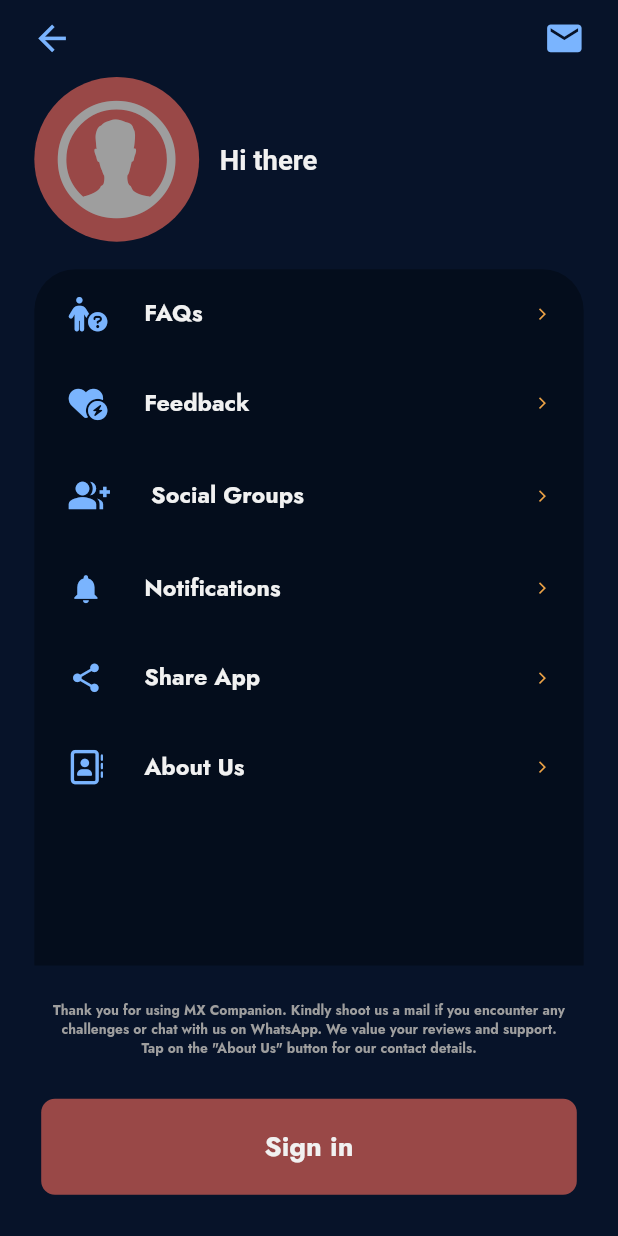
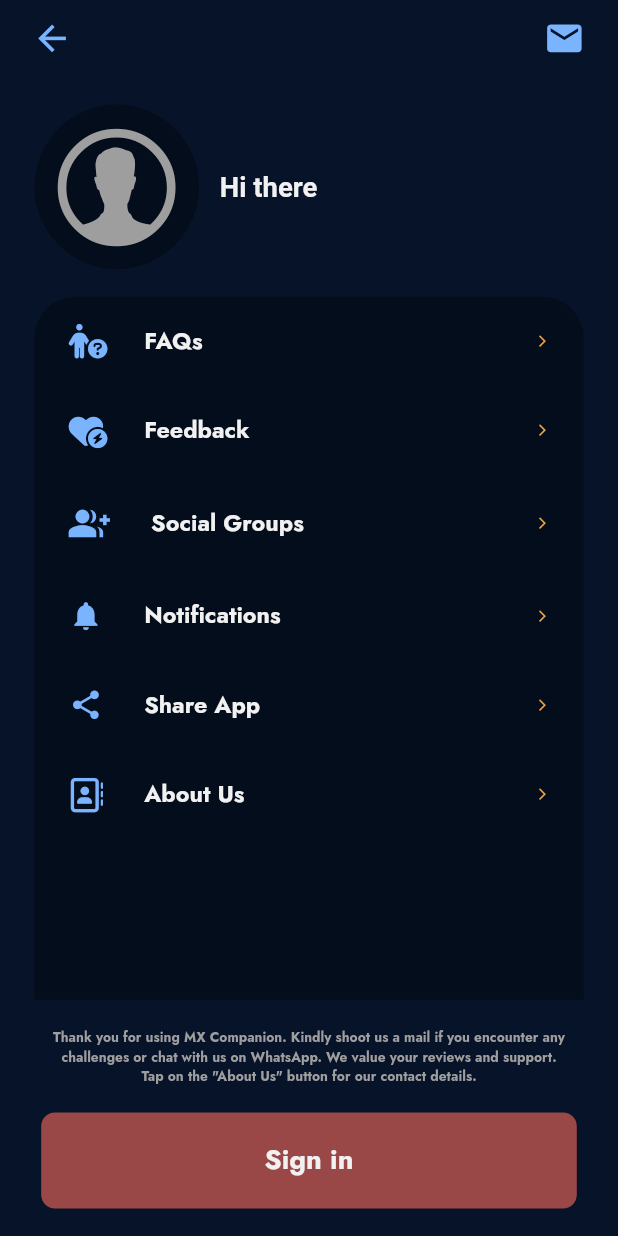
Before and after one commit to Simileholluwa/flutter_apps_development, a Flutter app: the MenuScreen screen opened by its route, after a tap on the "email" icon, on a phone screen of 412 x 824 dp. Run offline on Flutter 3.47's test engine with Material 2 defaults, Android fonts, the phone set to English and light mode, and no system bars; our stand-ins replace cloud_firestore, file_picker, firebase_auth, firebase_core, firebase_storage, font_awesome_flutter and 7 more; accounts and stored records are empty; project files that could hold a hidden picture were left out.

Commit message:
made customizations on homepage

```diff
--- a/mx_companion_v2/lib/config/themes/custom_text.dart
+++ b/mx_companion_v2/lib/config/themes/custom_text.dart
@@ -3,7 +3,7 @@ import 'app_dark_theme.dart';
 import 'package:flutter/material.dart';
 
 TextStyle cardTitles(context) => GoogleFonts.jost(
-  fontSize: 25,
+  fontSize: 20,
   fontWeight: FontWeight.bold,
-  color: textColor,
+  color: altTextColor,
 );
--- a/mx_companion_v2/lib/controllers/zoom_drawer.dart
+++ b/mx_companion_v2/lib/controllers/zoom_drawer.dart
@@ -1,6 +1,8 @@
+import 'dart:io';
 import 'package:firebase_auth/firebase_auth.dart';
 import 'package:get/get.dart';
 import 'package:mx_companion_v2/controllers/auth_controller.dart';
+import 'package:url_launcher/url_launcher.dart';
 
 class MyZoomDrawerController extends GetxController{
 
@@ -32,7 +34,25 @@ class MyZoomDrawerController extends GetxController{
 
   }
 
-  void email(){
+  Future<void> openEmail() async {
+    String? encodeQueryParameters(Map<String, String> params) {
+      return params.entries
+          .map((e) =>
+      '${Uri.encodeComponent(e.key)}=${Uri.encodeComponent(e.value)}')
+          .join('&');
+    }
 
+    try {
+      final Uri emailLaunchUri = Uri(
+        scheme: 'mailto',
+        path: 'maxoluwatosin@gmail.com',
+        query: encodeQueryParameters(
+            <String, String>{'subject': 'I have an enquiry.'}),
+      );
+      launchUrl(emailLaunchUri);
+    } catch (e) {
+      return ;
+    }
   }
+
 }
--- a/mx_companion_v2/lib/screens/home/menu_screen.dart
+++ b/mx_companion_v2/lib/screens/home/menu_screen.dart
@@ -27,7 +27,7 @@ class _MenuScreenState extends State<MenuScreen> {
     return Scaffold(
       backgroundColor: primaryDarkColor1,
       bottomNavigationBar: Padding(
-        padding: const EdgeInsets.all(30.0),
+        padding: const EdgeInsets.only(bottom: 20, top: 20, left: 30, right: 30,),
         child: AppButton(
           onTap: () {
             controller.user.value == null
@@ -74,7 +74,9 @@ class _MenuScreenState extends State<MenuScreen> {
               right: 15,
             ),
             child: CustomIconButton(
-              onPressed: () {},
+              onPressed: () {
+                controller.openEmail();
+              },
               icon: Icons.email,
             ),
           ),
@@ -86,11 +88,11 @@ class _MenuScreenState extends State<MenuScreen> {
             controller.user.value == null
                 ? Container()
                 : Positioned(
-                    top: 33,
+                    top: 53,
                     right: 18,
                     child: CustomIconButton(
-                      onPressed: () {},
-                      //color: orangeColor,
+                      onPressed: () {
+                      },
                       icon: CupertinoIcons.camera_fill,
                     ),
                   ),
@@ -98,6 +100,7 @@ class _MenuScreenState extends State<MenuScreen> {
               margin: const EdgeInsets.only(
                 left: 25,
                 right: 25,
+                top: 20,
               ),
               child: Obx(
                 () => Column(
@@ -110,16 +113,18 @@ class _MenuScreenState extends State<MenuScreen> {
                           alignment: Alignment.center,
                           child: CircleAvatar(
                             radius: 60,
-                            backgroundColor: maroonColor,
+                            backgroundColor: primaryDark,
                             child: ClipOval(
                               child: SizedBox(
                                 height: 110,
                                 width: 110,
                                 child: controller.user.value == null
-                                    ? const Icon(
-                                        CupertinoIcons.person_alt_circle,
-                                        size: 100,
-                                      )
+                                    ? const Center(
+                                      child: Icon(
+                                          CupertinoIcons.person_alt_circle,
+                                          size: 100,
+                                        ),
+                                    )
                                     : Image.network(
                                         controller.user.value!.photoURL!,
                                         loadingBuilder:
@@ -241,7 +246,7 @@ class _MenuScreenState extends State<MenuScreen> {
                     ),
                     Padding(
                       padding: const EdgeInsets.only(
-                        top: 25,
+                        top: 20,
                       ),
                       child: Text(
                         'Thank you for using MX Companion. Kindly shoot us a mail if you encounter any challenges or chat with us on WhatsApp. We value your reviews and support.\nTap on the "About Us" button for our contact details.',
--- a/mx_companion_v2/lib/widgets/app_button.dart
+++ b/mx_companion_v2/lib/widgets/app_button.dart
@@ -1,7 +1,4 @@
 import 'package:flutter/material.dart';
-import 'package:google_fonts/google_fonts.dart';
-
-import '../config/themes/app_dark_theme.dart';
 
 class AppButton extends StatelessWidget {
   final VoidCallback onTap;
@@ -30,7 +27,6 @@ class AppButton extends StatelessWidget {
             buttonWidget,
           ],
         ),
-
       ),
     );
   }
--- a/mx_companion_v2/lib/widgets/custom_icon_button.dart
+++ b/mx_companion_v2/lib/widgets/custom_icon_button.dart
@@ -16,7 +16,6 @@ class CustomIconButton extends StatelessWidget {
       splashRadius: 25,
       splashColor: maroonColor,
       highlightColor: maroonColor,
-      hoverColor: maroonColor,
       icon: Icon(
         icon,
         size: size,
```
Also changed, not shown: mx_companion_v2/lib/screens/home/main_screen.dart (+5 -5 lines), mx_companion_v2/lib/screens/home/question_card.dart (+88 -17 lines), mx_companion_v2/lib/widgets/app_button_small.dart (added, +61 -0 lines), mx_companion_v2/lib/widgets/icon_with_name.dart (+22 -17 lines), 2 other files.
